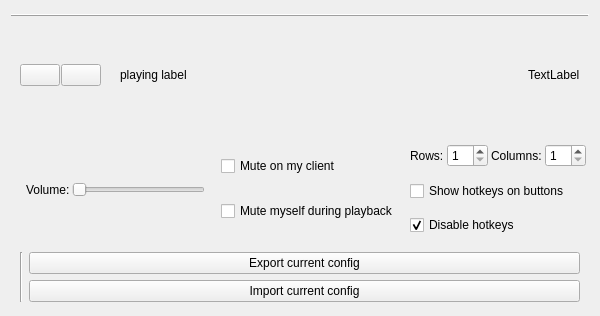
MGraefe/RP-Soundboard, file src/config_qt.ui: the form before one commit.
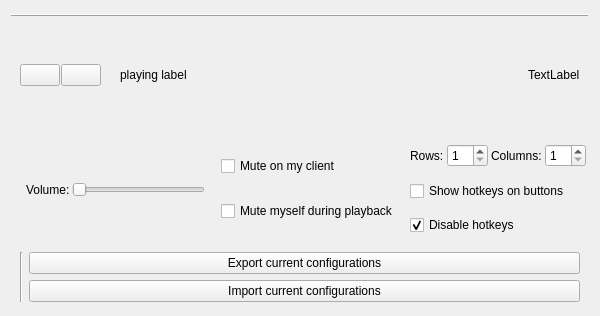
The form after the commit. Icons and pictures are not drawn.

Commit message: Changed config load/save button text

The edit to the form file:
```diff
--- a/src/config_qt.ui
+++ b/src/config_qt.ui
@@ -396,14 +396,14 @@
         <item>
          <widget class="QPushButton" name="pushSave">
           <property name="text">
-           <string>Export current config</string>
+           <string>Export current configurations</string>
           </property>
          </widget>
         </item>
         <item>
          <widget class="QPushButton" name="pushLoad">
           <property name="text">
-           <string>Import current config</string>
+           <string>Import current configurations</string>
           </property>
          </widget>
         </item>
```
